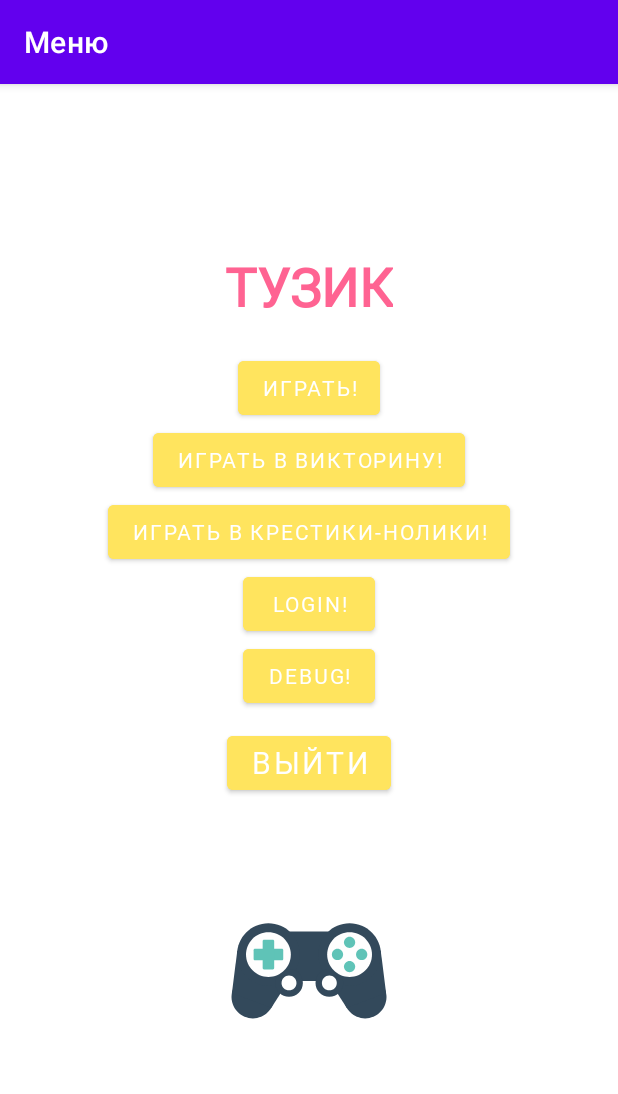
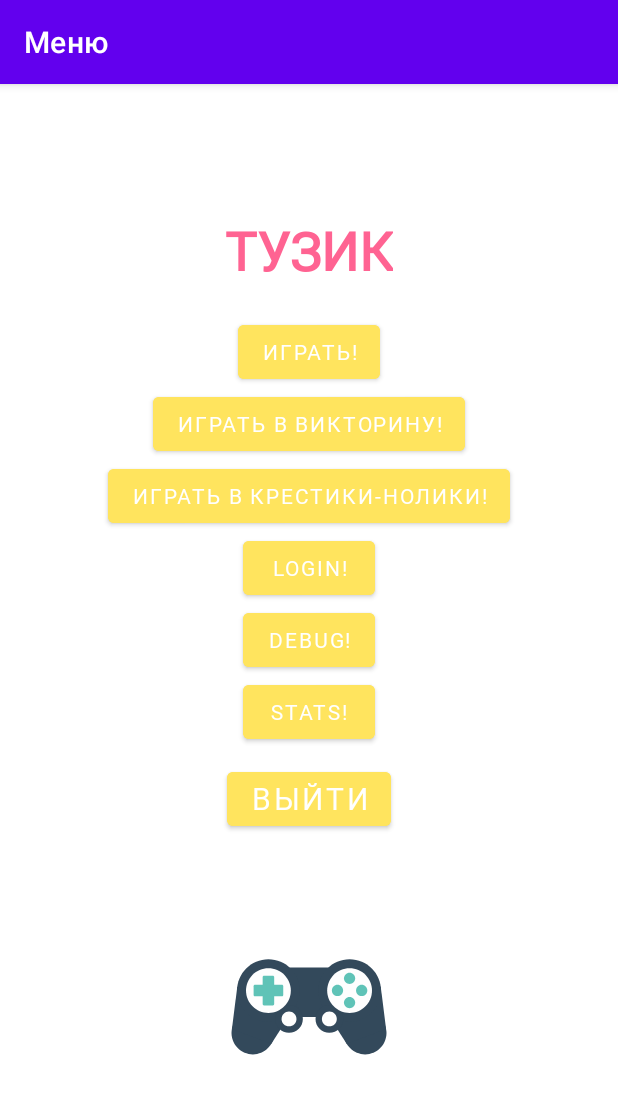
Before and after one commit to haruspex47/lab3-os, an Android app built with Jetpack Compose: the screen it shows after launch (MenuActivity), on a phone screen of 412 x 824 dp. Shown: the top 1094 px of the screen. Run offline under Robolectric (Android 15) with nearby library versions, the phone set to English and light mode, and no system bars; our stand-ins replace Firebase (no records; nobody signed in at launch, a user with empty details on screens opened directly).

Commit message:
закончил бд (ну, почти)

```diff
--- a/app/build.gradle
+++ b/app/build.gradle
@@ -76,11 +76,13 @@ dependencies {
     implementation platform('androidx.compose:compose-bom:2022.10.00')
     implementation platform('androidx.compose:compose-bom:2022.10.00')
     implementation platform('androidx.compose:compose-bom:2022.10.00')
+    implementation platform('androidx.compose:compose-bom:2022.10.00')
     testImplementation 'junit:junit:4.13.2'
     androidTestImplementation 'androidx.test.ext:junit:1.1.5'
     androidTestImplementation 'androidx.test.espresso:espresso-core:3.5.1'
     androidTestImplementation platform('androidx.compose:compose-bom:2022.10.00')
     androidTestImplementation 'androidx.compose.ui:ui-test-junit4'
+    androidTestImplementation platform('androidx.compose:compose-bom:2022.10.00')
     androidTestImplementation platform('androidx.compose:compose-bom:2022.10.00')
     androidTestImplementation platform('androidx.compose:compose-bom:2022.10.00')
     androidTestImplementation platform('androidx.compose:compose-bom:2022.10.00')
--- a/app/src/main/AndroidManifest.xml
+++ b/app/src/main/AndroidManifest.xml
@@ -16,6 +16,11 @@
         android:supportsRtl="true"
         android:theme="@style/Theme.MyGame"
         tools:targetApi="31">
+        <activity
+            android:name=".PlayerStatsActivity"
+            android:exported="false"
+            android:label="@string/title_activity_player_stats"
+            android:theme="@style/Theme.MyGame" />
         <activity
             android:name=".TicTacToe"
             android:exported="false"
--- a/app/src/main/java/com/example/game/MenuActivity.kt
+++ b/app/src/main/java/com/example/game/MenuActivity.kt
@@ -8,8 +8,6 @@ import android.widget.Button
 import android.widget.TextView
 import androidx.appcompat.app.AppCompatActivity
 import com.airbnb.lottie.LottieAnimationView
-import com.google.firebase.FirebaseApp
-import com.google.firebase.FirebaseOptions
 import com.google.firebase.auth.FirebaseAuth
 import com.google.firebase.auth.FirebaseUser
 import com.google.firebase.database.DataSnapshot
@@ -17,9 +15,6 @@ import com.google.firebase.database.DatabaseError
 import com.google.firebase.database.DatabaseReference
 import com.google.firebase.database.FirebaseDatabase
 import com.google.firebase.database.ValueEventListener
-import com.google.firebase.ktx.Firebase
-import com.google.firebase.ktx.app
-import com.google.firebase.ktx.initialize
 
 var userId: String? = null
 
@@ -81,6 +76,11 @@ class MenuActivity : AppCompatActivity(), View.OnClickListener {
         val email = "login${(0..10).random()}"
         val username = email
         val password = "pass${(0..10).random()}"
+        val playerStatsButton: Button = findViewById(R.id.playerStatsButton)
+        playerStatsButton.setOnClickListener {
+            val intent = Intent(this, PlayerStatsActivity::class.java)
+            startActivity(intent)
+        }
 
         auth.createUserWithEmailAndPassword(email, password).addOnCompleteListener(this) { task ->
             if (task.isSuccessful) {
@@ -114,7 +114,7 @@ class MenuActivity : AppCompatActivity(), View.OnClickListener {
                 if (signInTask.isSuccessful) {
                     val userId = auth.currentUser?.uid
                     Log.d("Firebase", "$userId, вход успешен")
-                // Вход успеше
+                // Вход успешен
                 // Вы можете выполнить дополнительные действия после успешного входа пользователя, например, переход на другой экран
                 } else {
                     Log.d("Firebase", "Не удалось войти: ${signInTask.exception}")
@@ -179,39 +179,39 @@ class MenuActivity : AppCompatActivity(), View.OnClickListener {
 
 
 
-        // Получаем ссылку на корневой узел базы данных
-        val databaseRef = FirebaseDatabase.getInstance().reference
+//        // Получаем ссылку на корневой узел базы данных
+//        val databaseRef = FirebaseDatabase.getInstance().reference
+//
+//        // Создаем новый узел "users" и получаем ссылку на него
+//        val usersRef = databaseRef.child("users")
 
-        // Создаем новый узел "users" и получаем ссылку на него
-        val usersRef = databaseRef.child("users")
-
-        // Создаем новый уникальный идентификатор для пользователя
-        val userId = usersRef.push().key
-
-// Создаем объект данных пользователя
-        val userData = HashMap<String, Any>()
-        userData["username"] = "John"
-        userData["email"] = "check@mail.ru"
-        userData["password"] = "check1234567"
-        userData["age"] = 25
-
-// Создаем объект данных статистики игры
-        val gameStatsData = HashMap<String, Any>()
-        gameStatsData["game1Score"] = 1
-        gameStatsData["game2Score"] = 2
-        gameStatsData["game3Score"] = 3
-
-// Добавляем данные статистики игры в данные пользователя
-        userData["gameStats"] = gameStatsData
+//        // Создаем новый уникальный идентификатор для пользователя
+//        val userId = usersRef.push().key
+//
+//// Создаем объект данных пользователя
+//        val userData = HashMap<String, Any>()
+//        userData["username"] = "John"
+//        userData["email"] = "check@mail.ru"
+//        userData["password"] = "check1234567"
+//        userData["age"] = 25
+//
+//// Создаем объект данных статистики игры
+//        val gameStatsData = HashMap<String, Any>()
+//        gameStatsData["game1Score"] = 1
+//        gameStatsData["game2Score"] = 2
+//        gameStatsData["game3Score"] = 3
+//
+//// Добавляем данные статистики игры в данные пользователя
+//        userData["gameStats"] = gameStatsData
 
 // Добавляем данные пользователя в базу данных
-        usersRef.child(userId!!).setValue(userData)
-            .addOnSuccessListener {
-                // Данные успешно добавлены в базу данных
-            }
-            .addOnFailureListener { error ->
-                // Ошибка при добавлении данных в базу данных
-            }
+//        usersRef.child(userId!!).setValue(userData)
+//            .addOnSuccessListener {
+//                // Данные успешно добавлены в базу данных
+//            }
+//            .addOnFailureListener { error ->
+//                // Ошибка при добавлении данных в базу данных
+//            }
     }
 
     override fun onClick(v: View?) {
--- a/app/src/main/java/com/example/game/TicTacToe.kt
+++ b/app/src/main/java/com/example/game/TicTacToe.kt
@@ -37,7 +37,7 @@ class TicTacToe : ComponentActivity() {
     private lateinit var reader: BufferedReader
     private lateinit var writer: PrintWriter
 
-    private var playerEmail: String ? = FirebaseAuth.getInstance().currentUser!!.email?.removeSuffix("@whatever.ru")
+    private var playerEmail: String ? = FirebaseAuth.getInstance().currentUser!!.email
     //private var playerEmail: String ? = "login${(0..10).random()}" // !!! временно
     private var player_id: Int = -1
 
@@ -46,6 +46,8 @@ class TicTacToe : ComponentActivity() {
     override fun onCreate(savedInstanceState: Bundle?) {
         super.onCreate(savedInstanceState)
         setContentView(R.layout.activity_ttt)
+
+        Log.d("Debug", "Вошли в игру крестики-нолики с почтой ${playerEmail}")
 
         // Получение ссылок на кнопки
         buttons = arrayOf(
--- a/app/src/main/res/layout/activity_menu.xml
+++ b/app/src/main/res/layout/activity_menu.xml
@@ -60,6 +60,13 @@
         android:fontFamily="@font/zerocool"
         android:backgroundTint="#FFE45E"/>
 
+    <Button
+        android:id="@+id/playerStatsButton"
+        android:layout_width="wrap_content"
+        android:layout_height="wrap_content"
+        android:text="stats!"
+        android:fontFamily="@font/zerocool"
+        android:backgroundTint="#FFE45E"/>
 <!--    <Button-->
 <!--        android:id="@+id/statsButton"-->
 <!--    android:fontFamily="@font/zerocool"-->
--- a/app/src/main/res/values/strings.xml
+++ b/app/src/main/res/values/strings.xml
@@ -53,4 +53,5 @@
     </string>
     <string name="castle1_button">Castle I</string>
     <string name="title_activity_tic_tac_toe">TicTacToe</string>
+    <string name="title_activity_player_stats">PlayerStatsActivity</string>
 </resources>
```
Also changed, not shown: app/src/main/java/com/example/game/PlayerStatsActivity.kt (added, +125 -0 lines), app/src/main/res/layout/activity_player_stats.xml (added, +31 -0 lines).
